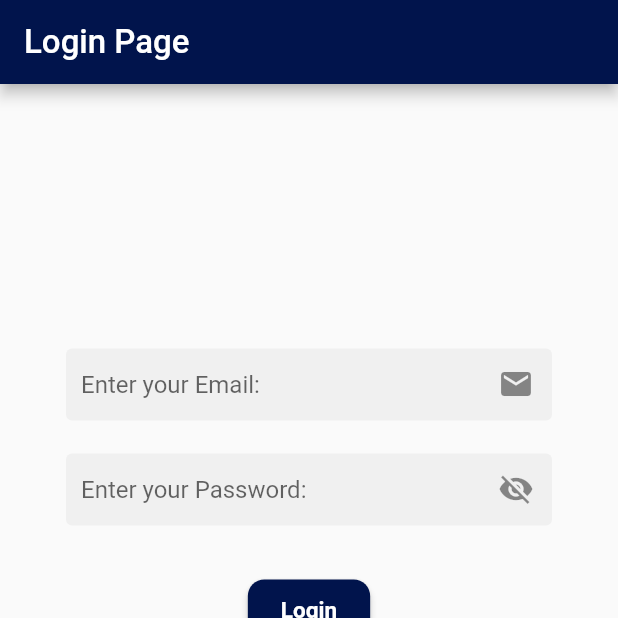
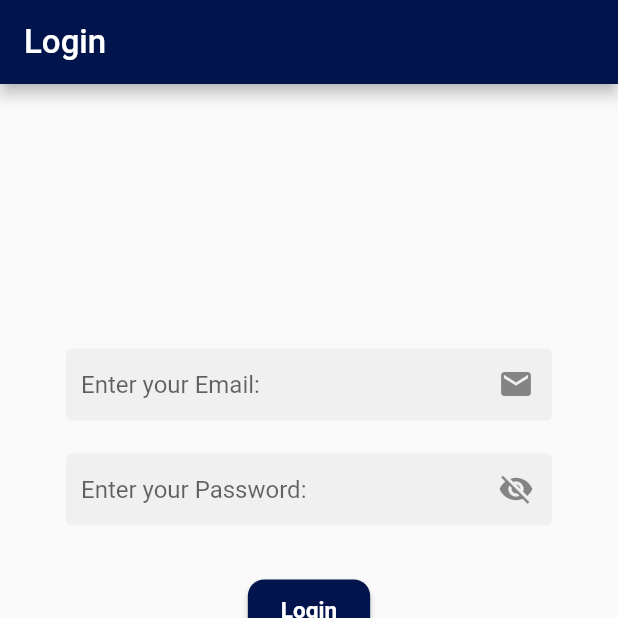
Before and after one commit to RanBw/E-Commerce-App, a Flutter app: the screen it shows after launch, on a phone screen of 412 x 824 dp, the top half of it. Run offline on Flutter 3.47's test engine with Material 2 defaults, Android fonts, the phone set to English and light mode, and no system bars; our stand-ins replace cloud_firestore, email_validator, firebase_auth, firebase_core, firebase_storage, flutter_rating_bar and 3 more; accounts and stored records are empty.

Commit message:
Editing Labels

```diff
--- a/gaming_gears_app/lib/pages/login.dart
+++ b/gaming_gears_app/lib/pages/login.dart
@@ -75,7 +75,7 @@ class _LoginState extends State<Login> {
         appBar: AppBar(
           backgroundColor: mainColor,
           title: Text(
-            "Login Page",
+            "Login",
             style: TextStyle(fontSize: 22, color: Colors.white),
           ),
         ),
--- a/gaming_gears_app/lib/pages/profile-page.dart
+++ b/gaming_gears_app/lib/pages/profile-page.dart
@@ -82,7 +82,7 @@ class _ProfilePageState extends State<ProfilePage> {
       appBar: AppBar(
         backgroundColor: mainColor,
         title: const Text(
-          "Login Page",
+          "My Profile",
           style: TextStyle(fontSize: 22, color: Colors.white),
         ),
       ),
```
